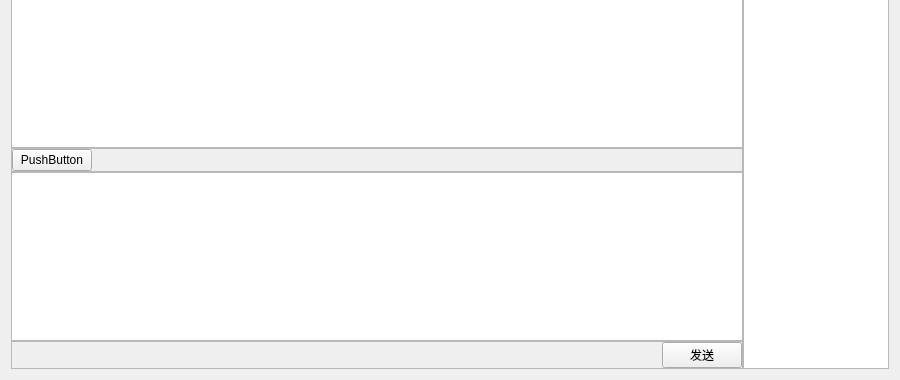
Before: the Qt Designer form client/communicationroom.ui in Nao-Chu/RTCR, drawn with Qt 5; both pictures show x 0 to 900 and y 290 to 670 of the 900 by 670 pixel window.
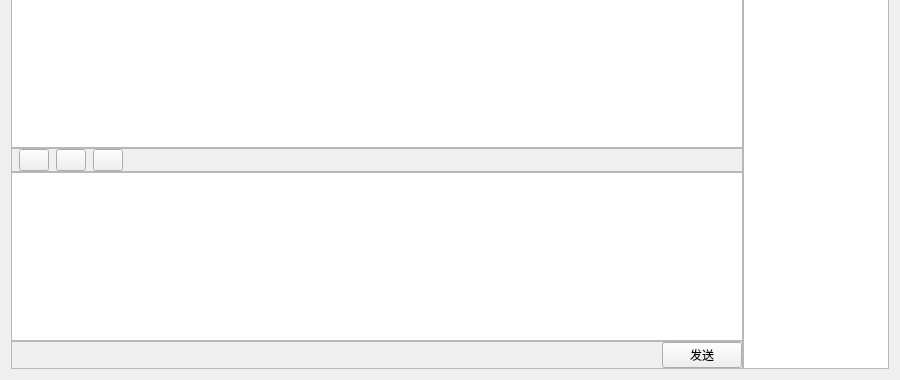
After: the same form once the commit is applied. Icons and pictures are not drawn.

Commit message: set emoji,file,daliy icon

```diff
--- a/client/communicationroom.ui
+++ b/client/communicationroom.ui
@@ -99,9 +99,12 @@
          <property name="frameShape">
           <enum>QFrame::StyledPanel</enum>
          </property>
-         <layout class="QGridLayout" name="gridLayout">
+         <layout class="QHBoxLayout" name="horizontalLayout_2">
+          <property name="spacing">
+           <number>7</number>
+          </property>
           <property name="leftMargin">
-           <number>0</number>
+           <number>7</number>
           </property>
           <property name="topMargin">
            <number>0</number>
@@ -112,17 +115,100 @@
           <property name="bottomMargin">
            <number>0</number>
           </property>
-          <property name="spacing">
-           <number>0</number>
-          </property>
-          <item row="0" column="0">
-           <widget class="QPushButton" name="pushButton">
+          <item>
+           <widget class="QPushButton" name="emojiButton">
+            <property name="minimumSize">
+             <size>
+              <width>0</width>
+              <height>22</height>
+             </size>
+            </property>
+            <property name="maximumSize">
+             <size>
+              <width>30</width>
+              <height>16777215</height>
+             </size>
+            </property>
+            <property name="baseSize">
+             <size>
+              <width>0</width>
+              <height>0</height>
+             </size>
+            </property>
+            <property name="mouseTracking">
+             <bool>false</bool>
+            </property>
+            <property name="styleSheet">
+             <string notr="true">border-image: url(:/emoji/emoji.png);</string>
+            </property>
             <property name="text">
-             <string>PushButton</string>
+             <string/>
             </property>
+            <property name="iconSize">
+             <size>
+              <width>16</width>
+              <height>16</height>
+             </size>
+            </property>
+            <property name="autoRepeatDelay">
+             <number>300</number>
+            </property>
+            <property name="autoDefault">
+             <bool>false</bool>
+            </property>
            </widget>
           </item>
-          <item row="0" column="1">
+          <item>
+           <widget class="QPushButton" name="fileButton">
+            <property name="sizePolicy">
+             <sizepolicy hsizetype="Minimum" vsizetype="Fixed">
+              <horstretch>0</horstretch>
+              <verstretch>0</verstretch>
+             </sizepolicy>
+            </property>
+            <property name="minimumSize">
+             <size>
+              <width>0</width>
+              <height>22</height>
+             </size>
+            </property>
+            <property name="maximumSize">
+             <size>
+              <width>30</width>
+              <height>16777215</height>
+             </size>
+            </property>
+            <property name="styleSheet">
+             <string notr="true">border-image: url(:/emoji/file.jpeg);</string>
+            </property>
+            <property name="text">
+             <string/>
+            </property>
+           </widget>
+          </item>
+          <item>
+           <widget class="QPushButton" name="dalayButton_2">
+            <property name="minimumSize">
+             <size>
+              <width>0</width>
+              <height>22</height>
+             </size>
+            </property>
+            <property name="maximumSize">
+             <size>
+              <width>30</width>
+              <height>16777215</height>
+             </size>
+            </property>
+            <property name="styleSheet">
+             <string notr="true">border-image: url(:/emoji/dalay.jpeg);</string>
+            </property>
+            <property name="text">
+             <string/>
+            </property>
+           </widget>
+          </item>
+          <item>
            <spacer name="horizontalSpacer_4">
             <property name="orientation">
              <enum>Qt::Horizontal</enum>
```
Left out of the diff: 18 changed lines with no effect on the pictures. The commit also changes 88 other files.
